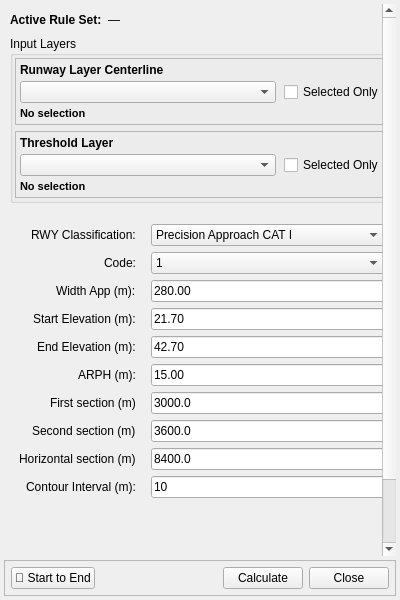
Before: the Qt Designer form qols/ui/qols_panel_base.ui in FLYGHT7/qOLS, drawn with Qt 5.
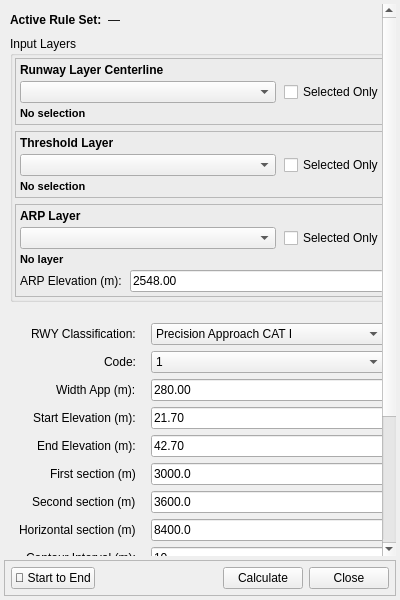
After: the same form once the commit is applied. Custom widgets are drawn as their Qt base class.

Commit message:
Refactor ARP (Aerodrome Reference Point) handling in New OLS Dock Widget
- Merged ARP elevation fields into a single shared field for both OFS and OES tabs.
- Updated UI to include ARP Layer selection and elevation input.
- Removed redundant ARPH fields from the UI and code.
- Adjusted logic to handle ARP layer connections and selections.
- Enhanced tooltips and status labels for better user guidance.
- Ensured ARP layer validation and selection status are properly managed.

Diff of the .ui file:
```diff
--- a/qols/ui/qols_panel_base.ui
+++ b/qols/ui/qols_panel_base.ui
@@ -299,7 +299,121 @@
          </layout>
         </widget>
        </item>
-       
+
+       <!-- ARP (Aerodrome Reference Point) LAYER + ELEVATION (#131) -->
+       <item>
+        <widget class="QFrame" name="arpFrame">
+         <property name="frameShape">
+          <enum>QFrame::StyledPanel</enum>
+         </property>
+
+         <layout class="QVBoxLayout" name="arpCompactLayout">
+          <property name="spacing">
+           <number>4</number>
+          </property>
+          <property name="margin">
+           <number>4</number>
+          </property>
+
+          <!-- Title Row -->
+          <item>
+           <widget class="QLabel" name="arpTitleLabel">
+            <property name="text">
+             <string>ARP Layer</string>
+            </property>
+            <property name="styleSheet">
+             <string>QLabel { font-weight: bold; }</string>
+            </property>
+           </widget>
+          </item>
+
+          <!-- Horizontal Control Row -->
+          <item>
+           <layout class="QHBoxLayout" name="arpControlLayout">
+            <property name="spacing">
+             <number>8</number>
+            </property>
+            <item>
+             <widget class="QgsMapLayerComboBox" name="arpLayerCombo">
+              <property name="minimumHeight">
+               <number>24</number>
+              </property>
+              <property name="maximumHeight">
+               <number>28</number>
+              </property>
+              <property name="toolTip">
+               <string>Select the layer containing the Aerodrome Reference Point (ARP). Optional unless the active surface requires it (e.g. Outer Horizontal). This layer should contain a point feature representing the ARP.</string>
+              </property>
+              <property name="sizePolicy">
+               <sizepolicy hsizetype="Expanding" vsizetype="Fixed">
+                <horstretch>0</horstretch>
+                <verstretch>0</verstretch>
+               </sizepolicy>
+              </property>
+             </widget>
+            </item>
+            <item>
+             <widget class="QCheckBox" name="useSelectedArpCheckBox">
+              <property name="text">
+               <string>Selected Only</string>
+              </property>
+              <property name="toolTip">
+               <string>Check to use only the selected ARP feature instead of all features in the layer</string>
+              </property>
+              <property name="sizePolicy">
+               <sizepolicy hsizetype="Fixed" vsizetype="Fixed">
+                <horstretch>0</horstretch>
+                <verstretch>0</verstretch>
+               </sizepolicy>
+              </property>
+             </widget>
+            </item>
+           </layout>
+          </item>
+
+          <!-- Status Row -->
+          <item>
+           <widget class="QLabel" name="arpSelectionStatusLabel">
+            <property name="text">
+             <string>No layer</string>
+            </property>
+            <property name="styleSheet">
+             <string>QLabel { font-weight: bold; font-size: 11px; }</string>
+            </property>
+            <property name="minimumHeight"><number>16</number></property>
+            <property name="maximumHeight"><number>16</number></property>
+           </widget>
+          </item>
+
+          <!-- ARP Elevation Row -->
+          <item>
+           <layout class="QHBoxLayout" name="arpElevationLayout">
+            <property name="spacing">
+             <number>8</number>
+            </property>
+            <item>
+             <widget class="QLabel" name="label_ARP_elevation">
+              <property name="text">
+               <string>ARP Elevation (m):</string>
+              </property>
+             </widget>
+            </item>
+            <item>
+             <widget class="QLineEdit" name="spin_ARP_elevation">
+              <property name="text">
+               <string>2548.00</string>
+              </property>
+              <property name="toolTip">
+               <string>Aerodrome Reference Point elevation, shared by every surface that needs a Z datum (Approach, OFZ, Transitional, Take-Off, Outer Horizontal).</string>
+              </property>
+             </widget>
+            </item>
+           </layout>
+          </item>
+         </layout>
+        </widget>
+       </item>
+
    <!-- Removed combined selection status label (replaced by per-layer labels in frames) -->
       </layout>
      </widget>
@@ -463,21 +577,6 @@
          </widget>
         </item>
         <item row="5" column="0">
-         <widget class="QLabel" name="label_ARPH">
-          <property name="text">
-           <string>ARPH (m):</string>
-          </property>
-          
-         </widget>
-        </item>
-        <item row="5" column="1">
-         <widget class="QLineEdit" name="spin_ARPH">
-          <property name="text">
-           <string>15.00</string>
-          </property>
-         </widget>
-        </item>
-        <item row="6" column="0">
          <widget class="QLabel" name="label_L1">
           <property name="text">
           <string>First section (m)</string>
@@ -485,49 +584,49 @@
           
          </widget>
         </item>
-        <item row="6" column="1">
+        <item row="5" column="1">
          <widget class="QLineEdit" name="spin_L1">
           <property name="text">
            <string>3000.0</string>
           </property>
          </widget>
         </item>
-        <item row="7" column="0">
+        <item row="6" column="0">
          <widget class="QLabel" name="label_L2">
           <property name="text">
           <string>Second section (m)</string>
           </property>
          </widget>
         </item>
-        <item row="7" column="1">
+        <item row="6" column="1">
          <widget class="QLineEdit" name="spin_L2">
           <property name="text">
            <string>3600.0</string>
           </property>
          </widget>
         </item>
-        <item row="8" column="0">
+        <item row="7" column="0">
          <widget class="QLabel" name="label_LH">
           <property name="text">
           <string>Horizontal section (m)</string>
           </property>
          </widget>
         </item>
-        <item row="8" column="1">
+        <item row="7" column="1">
          <widget class="QLineEdit" name="spin_LH">
           <property name="text">
            <string>8400.0</string>
           </property>
          </widget>
         </item>
-        <item row="9" column="0">
+        <item row="8" column="0">
          <widget class="QLabel" name="label_contour_interval">
           <property name="text">
            <string>Contour Interval (m):</string>
           </property>
          </widget>
         </item>
-        <item row="9" column="1">
+        <item row="8" column="1">
          <widget class="QLineEdit" name="spin_contour_interval">
           <property name="text">
            <string>10</string>
```
Left out of the diff: 63 changed lines with no effect on the pictures. The commit also changes 5 other files.
